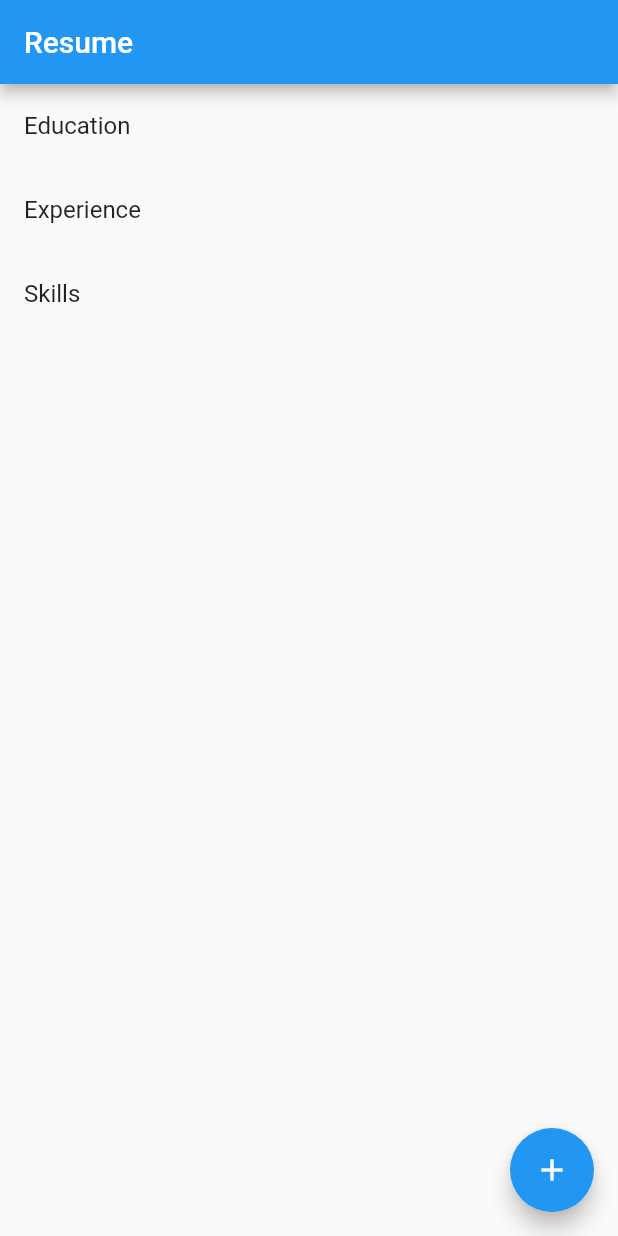
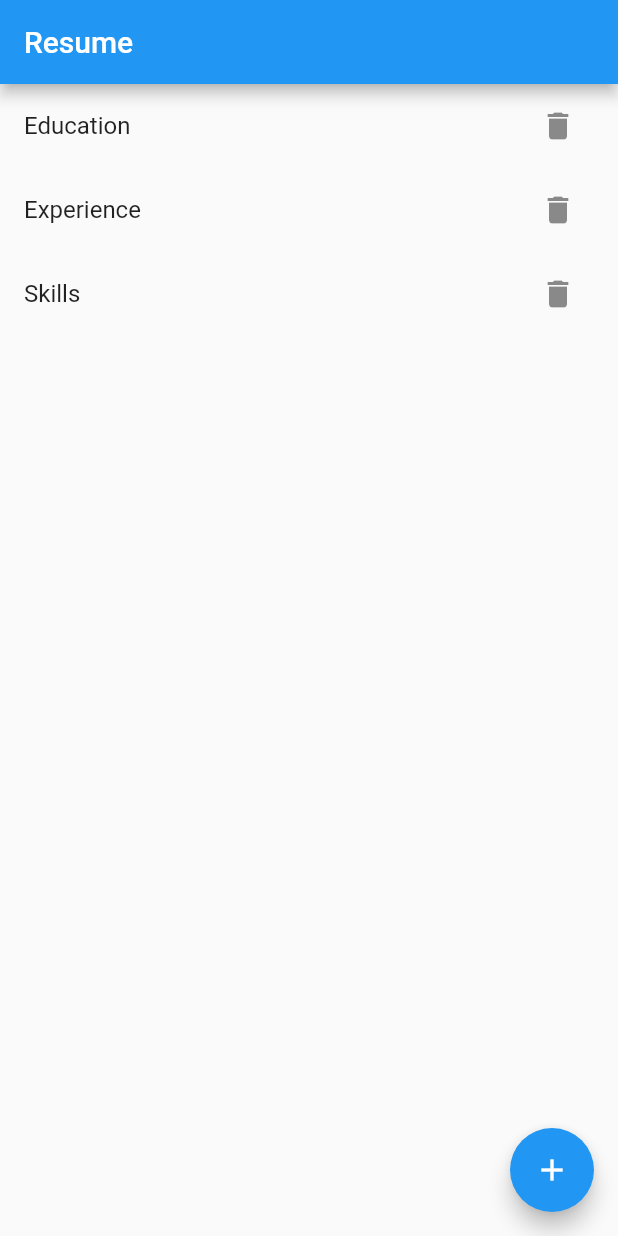
Before and after one commit to UMA12345-cmdes/knovator, a Flutter app: the screen it shows after launch, on a phone screen of 412 x 824 dp. Run offline on Flutter 3.47's test engine with Material 2 defaults, Android fonts, the light colour scheme and no system bars.

Commit message:
Added delete operation

```diff
--- a/lib/main.dart
+++ b/lib/main.dart
@@ -53,6 +53,14 @@ class _ResumeScreenState extends State<ResumeScreen> {
             return ListTile(
               key: Key('$index'),
               title: Text(resumeItems[index]),
+              trailing: IconButton(
+                icon: const Icon(Icons.delete),
+                onPressed: () {
+                  setState(() {
+                    resumeItems.removeAt(index);
+                  });
+                },
+              ),
             );
           },
         ),
```
